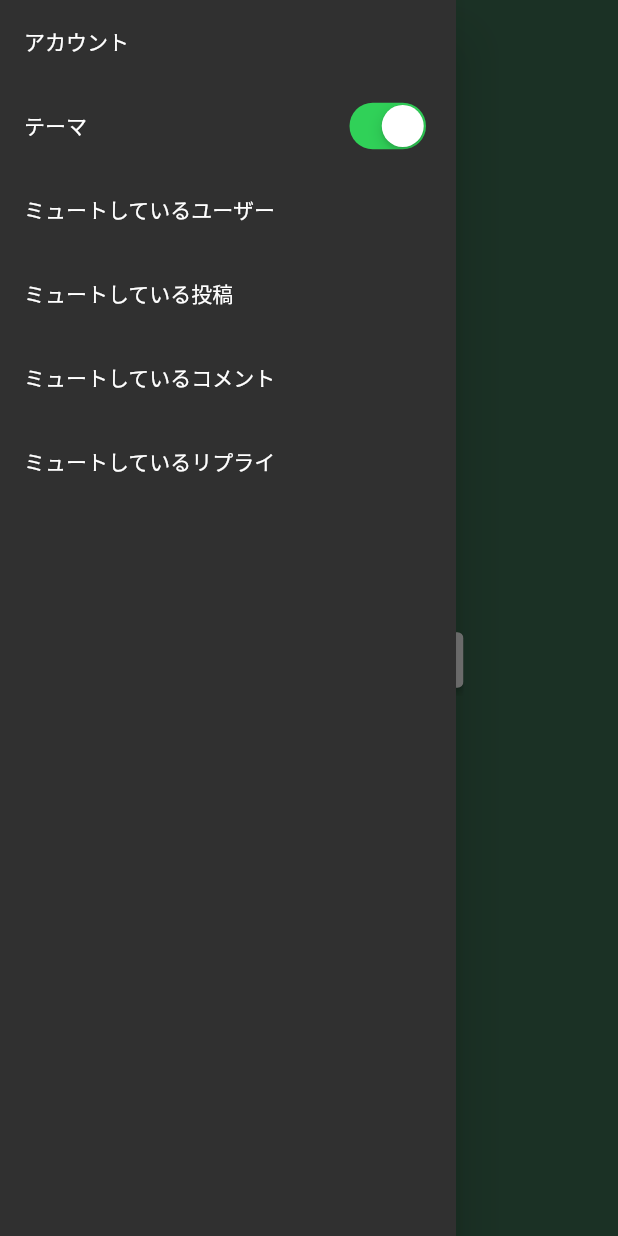
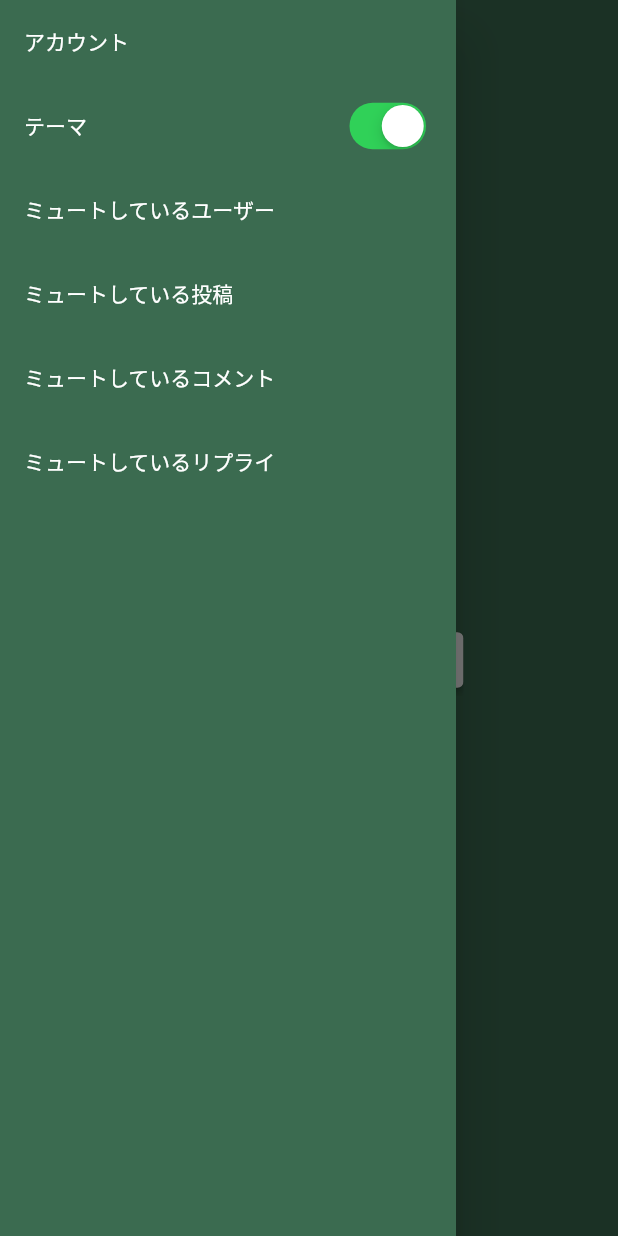
Before and after one commit to Haru-Kobayashi073/SNS-For-Gamers, a Flutter app: the HomeScreen screen opened directly with empty values, with the side drawer open, on a phone screen of 412 x 824 dp. Run offline on Flutter 3.47's test engine with Material 2 defaults, Android fonts, the phone set to English and light mode, and no system bars; our stand-ins replace cloud_firestore, firebase_auth, firebase_core, firebase_storage, flash, flutter_dotenv and 10 more; missing offline and left inert: algolia, dart:ffi; accounts and stored records are empty; network calls fail.

```diff
--- a/lib/details/sns_drawer.dart
+++ b/lib/details/sns_drawer.dart
@@ -2,9 +2,9 @@ import 'package:flutter/cupertino.dart';
 import 'package:flutter/material.dart';
 import 'package:sns_vol2/constants/routes.dart' as routes;
 import 'package:sns_vol2/constants/strings.dart';
-import 'package:sns_vol2/main.dart';
 import 'package:sns_vol2/models/main_model.dart';
 import 'package:sns_vol2/models/themes_model.dart';
+import 'package:sns_vol2/constants/colors.dart' as colors;
 
 class SNSDrawer extends StatelessWidget {
   const SNSDrawer({Key? key, required this.mainModel, required this.themeModel})
@@ -15,47 +15,50 @@ class SNSDrawer extends StatelessWidget {
 
   @override
   Widget build(BuildContext context) {
-    return ListView(
+    return Drawer(
+      backgroundColor: colors.appBarBackColor,
+      child: ListView(
         children: [
           ListTile(
-          title: const Text(accountTitle),
+            title: const Text(accountTitle, style: TextStyle(color: colors.listTileTextColor),),
             onTap: () =>
                 routes.toAccountPage(context: context, mainModel: mainModel),
           ),
           ListTile(
-          title: const Text(themeTitle),
+            title: const Text(themeTitle, style: TextStyle(color: colors.listTileTextColor),),
             trailing: CupertinoSwitch(
               value: themeModel.isDarkTheme,
               onChanged: (value) => themeModel.setIsDarkTheme(value: value),
             ),
           ),
           ListTile(
-          title: const Text(muteUsersPageTitle),
+            title: const Text(muteUsersPageTitle, style: TextStyle(color: colors.listTileTextColor),),
             onTap: () =>
                 routes.toMuteUsersPage(context: context, mainModel: mainModel),
           ),
           ListTile(
-          title: const Text(mutePostsPageTitle),
+            title: const Text(mutePostsPageTitle, style: TextStyle(color: colors.listTileTextColor),),
             onTap: () =>
                 routes.toMutePostsPage(context: context, mainModel: mainModel)
           ),
           ListTile(
-          title: const Text(muteCommentsPageTitle),
+            title: const Text(muteCommentsPageTitle, style: TextStyle(color: colors.listTileTextColor),),
             onTap: () =>
                 routes.toMuteCommentsPage(context: context, mainModel: mainModel)
           ),
           ListTile(
-          title: const Text(muteRepliesPageTitle),
+            title: const Text(muteRepliesPageTitle, style: TextStyle(color: colors.listTileTextColor),),
             onTap: () =>
                 routes.toMuteRepliesPage(context: context, mainModel: mainModel)
           ),
           if (mainModel.firestoreUser.isAdmin)
             ListTile(
-            title: const Text(adminTitle),
+              title: const Text(adminTitle, style: TextStyle(color: colors.listTileTextColor),),
               onTap: () =>
                   routes.toAdminPage(context: context, mainModel: mainModel),
             )
         ],
+      ),
     );
   }
 }
--- a/lib/views/main/articles_screen.dart
+++ b/lib/views/main/articles_screen.dart
@@ -20,8 +20,8 @@ class ArticleScreen extends ConsumerWidget {
     final ThemeModel themeModel = ref.watch(themeProvider);
     final articles = articlesModel.articles;
     return Scaffold(
-      // appBar: NormalAppBar(
-      //     title: articleText, mainModel: mainModel, themeModel: themeModel),
+      appBar: NormalAppBar(
+          title: articleText, mainModel: mainModel),
       body: Container(
         decoration: const BoxDecoration(color: colors.backScreenColor),
         alignment: Alignment.center,
--- a/lib/views/main/home_screen.dart
+++ b/lib/views/main/home_screen.dart
@@ -46,11 +46,9 @@ class HomeScreen extends ConsumerWidget {
 
     return Scaffold(
       appBar: NormalAppBar(title: homeText, mainModel: mainModel),
-      drawer: Drawer(
-        child: SNSDrawer(
+      drawer: SNSDrawer(
           mainModel: mainModel,
           themeModel: themeModel,
-        ),
       ),
       body: Container(
         height: MediaQuery.of(context).size.height,
```
Also changed, not shown: lib/details/post_card.dart (+6 -2 lines), lib/views/edit_profile_page.dart (+41 -1 lines), lib/views/main/components/post_search_screen.dart (+18 -5 lines), lib/views/main/profile_screen.dart (+6 -1 lines), 1 other file. Lines whose indentation alone changed are shown as unchanged.
